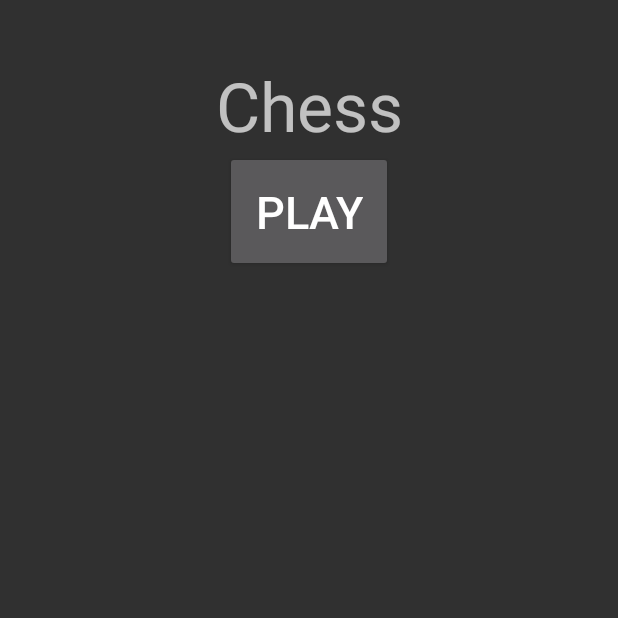
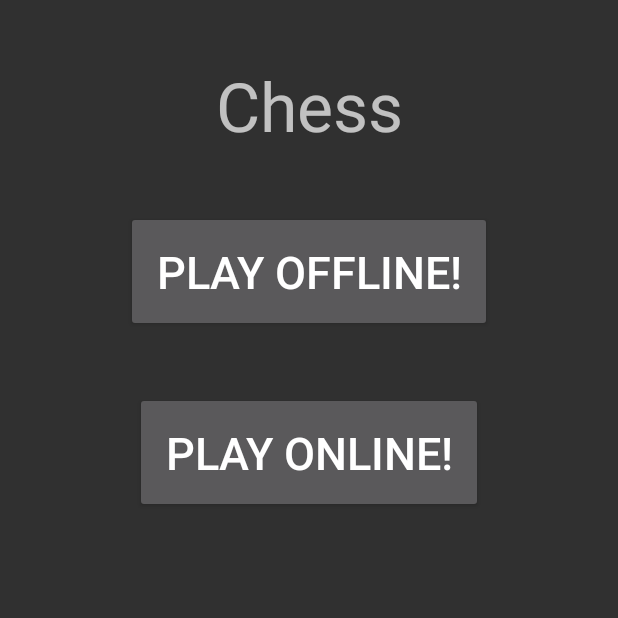
Before and after one commit to deloss/chessGame, an Android app: the screen it shows after launch (MenuActivity), on a phone screen of 412 x 824 dp, the top half of it. Run offline under Robolectric (Android 15) with nearby library versions, the phone set to English and light mode, and no system bars; our stand-ins replace Firebase (no records; nobody signed in at launch, a user with empty details on screens opened directly); libraries missing offline, so code that uses them is left out: com.firebase.ui.

Commit message:
sign in activity added

```diff
--- a/app/build.gradle
+++ b/app/build.gradle
@@ -4,7 +4,7 @@ android {
     compileSdkVersion 28
     defaultConfig {
         applicationId "com.example.ajedrez"
-        minSdkVersion 15
+        minSdkVersion 16
         targetSdkVersion 28
         versionCode 1
         versionName "1.0"
@@ -21,10 +21,12 @@ android {
 dependencies {
     implementation fileTree(dir: 'libs', include: ['*.jar'])
     implementation 'com.android.support:appcompat-v7:28.0.0'
+    implementation 'com.android.support:design:28.0.0'
     implementation 'com.android.support.constraint:constraint-layout:1.1.3'
     testImplementation 'junit:junit:4.12'
     androidTestImplementation 'com.android.support.test:runner:1.0.2'
     androidTestImplementation 'com.android.support.test.espresso:espresso-core:3.0.2'
+    implementation 'com.firebaseui:firebase-ui-auth:4.1.0'
 }
 
 apply plugin: 'com.google.gms.google-services'
--- a/app/src/main/AndroidManifest.xml
+++ b/app/src/main/AndroidManifest.xml
@@ -11,7 +11,8 @@
         android:screenOrientation="portrait"
         android:supportsRtl="true"
         android:theme="@style/Theme.AppCompat.NoActionBar">
-        <activity android:name=".OnlineGameActivity"></activity>
+        <activity android:name=".OnlineMenuActivity"></activity>
+        <activity android:name=".OnlineGameActivity" />
         <activity android:name=".MenuActivity">
             <intent-filter>
                 <action android:name="android.intent.action.MAIN" />
@@ -19,7 +20,7 @@
                 <category android:name="android.intent.category.LAUNCHER" />
             </intent-filter>
         </activity>
-        <activity android:name=".OfflineGameActivity"></activity>
+        <activity android:name=".OfflineGameActivity" />
     </application>
 
 </manifest>
--- a/app/src/main/res/layout/activity_menu.xml
+++ b/app/src/main/res/layout/activity_menu.xml
@@ -12,15 +12,37 @@
         android:textSize="45dp"
         android:textAlignment="center"
         android:layout_marginTop="40dp"
+        android:layout_marginBottom="40dp"
+        ></TextView>
+    <TextView
+        android:layout_height="wrap_content"
+        android:layout_width="match_parent"
+        android:textSize="30dp"
+        android:textAlignment="center"
+        android:layout_marginTop="20dp"
+        android:layout_marginBottom="40dp"
+        android:id="@+id/user_name"
+        android:visibility="gone"
         ></TextView>
     <Button
         android:layout_height="wrap_content"
         android:layout_width="wrap_content"
         android:layout_gravity="center"
-        android:text="@string/play"
+        android:text="@string/play_offline"
         android:gravity="center"
         android:textSize="30dp"
         android:padding="20dp"
-        android:onClick="nuevaPartida"
+        android:onClick="nuevaPartidaOffline"
+        android:layout_marginBottom="40dp"
+        ></Button>
+    <Button
+        android:layout_height="wrap_content"
+        android:layout_width="wrap_content"
+        android:layout_gravity="center"
+        android:text="@string/play_online"
+        android:gravity="center"
+        android:textSize="30dp"
+        android:padding="20dp"
+        android:onClick="nuevaPartidaOnline"
         ></Button>
 </LinearLayout>
--- a/app/src/main/res/values/strings.xml
+++ b/app/src/main/res/values/strings.xml
@@ -1,6 +1,7 @@
 <resources>
     <string name="app_name">Chess</string>
-    <string name="play">Play</string>
+    <string name="play_online">Play Online!</string>
+    <string name="play_offline">Play Offline!</string>
     <string name="reset">Reset</string>
     <string name="finishGame">Quit</string>
     <string name="whitesWin">Whites Win!</string>
```
Also changed, not shown: app/src/main/java/com/example/ajedrez/MenuActivity.java (+57 -1 lines), app/src/main/java/com/example/ajedrez/OnlineMenuActivity.java (added, +26 -0 lines), app/src/main/res/layout/activity_online_menu.xml (added, +9 -0 lines).
